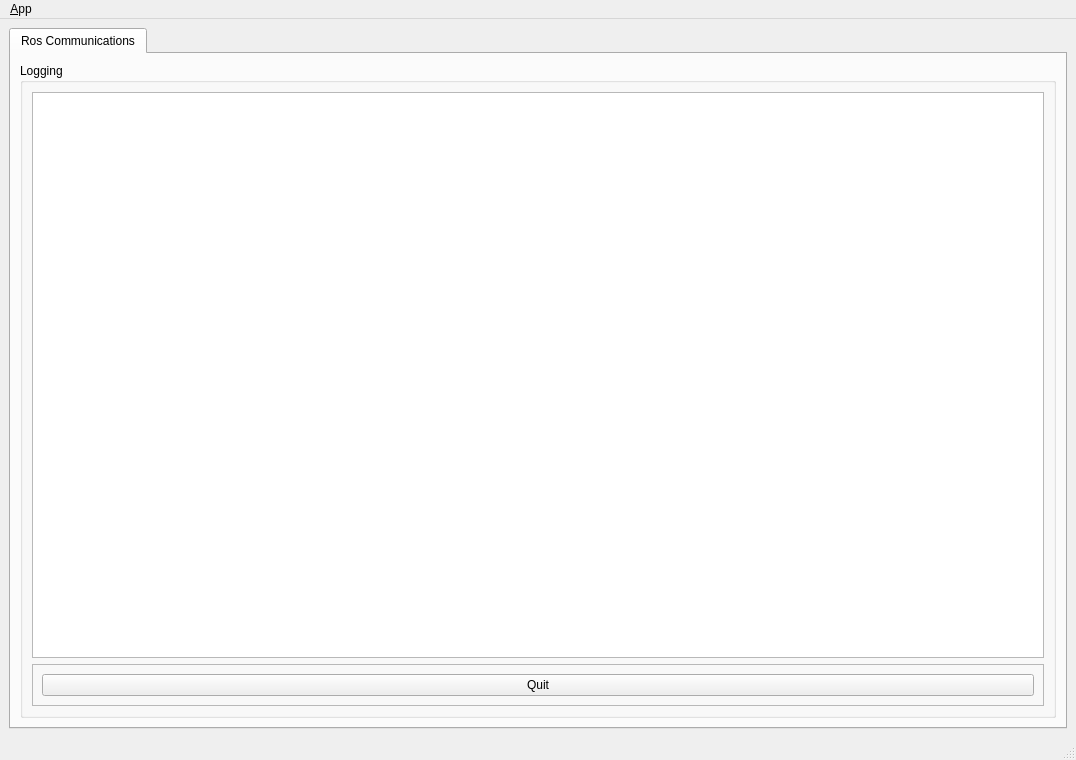
Old version of the form dynamixel_workbench_single_manager_gui/ui/main_window.ui in the repository ROBOTIS-GIT/dynamixel-workbench.
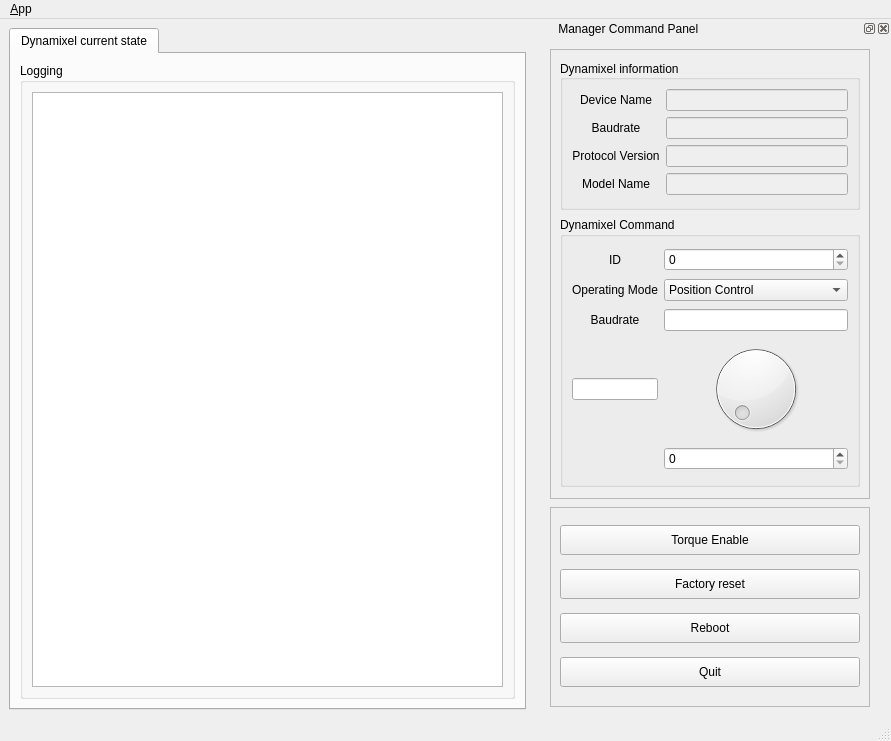
New version of the form. Icons and pictures are not drawn.

What changed in the file:
```diff
--- a/dynamixel_workbench_single_manager_gui/ui/main_window.ui
+++ b/dynamixel_workbench_single_manager_gui/ui/main_window.ui
@@ -6,8 +6,8 @@
    <rect>
     <x>0</x>
     <y>0</y>
-    <width>1076</width>
-    <height>760</height>
+    <width>891</width>
+    <height>741</height>
    </rect>
   </property>
   <property name="windowTitle">
@@ -30,6 +30,12 @@
         <height>0</height>
        </size>
       </property>
+      <property name="maximumSize">
+       <size>
+        <width>16777215</width>
+        <height>700</height>
+       </size>
+      </property>
       <property name="locale">
        <locale language="English" country="Australia"/>
       </property>
@@ -38,7 +44,7 @@
       </property>
       <widget class="QWidget" name="tab_status">
        <attribute name="title">
-        <string>Ros Communications</string>
+        <string>Dynamixel current state</string>
        </attribute>
        <layout class="QVBoxLayout" name="verticalLayout_2">
         <item>
@@ -53,37 +59,6 @@
            <string>Logging</string>
           </property>
           <layout class="QGridLayout" name="gridLayout_3">
-           <item row="1" column="0">
-            <widget class="QFrame" name="frame">
-             <property name="sizePolicy">
-              <sizepolicy hsizetype="Minimum" vsizetype="Preferred">
-               <horstretch>0</horstretch>
-               <verstretch>0</verstretch>
-              </sizepolicy>
-             </property>
-             <property name="frameShape">
-              <enum>QFrame::StyledPanel</enum>
-             </property>
-             <property name="frameShadow">
-              <enum>QFrame::Raised</enum>
-             </property>
-             <layout class="QVBoxLayout" name="verticalLayout_3">
-              <item>
-               <widget class="QPushButton" name="quit_button">
-                <property name="sizePolicy">
-                 <sizepolicy hsizetype="MinimumExpanding" vsizetype="Fixed">
-                  <horstretch>0</horstretch>
-                  <verstretch>0</verstretch>
-                 </sizepolicy>
-                </property>
-                <property name="text">
-                 <string>Quit</string>
-                </property>
-               </widget>
-              </item>
-             </layout>
-            </widget>
-           </item>
            <item row="0" column="0">
             <widget class="QListView" name="view_logging"/>
            </item>
@@ -101,7 +76,7 @@
     <rect>
      <x>0</x>
      <y>0</y>
-     <width>1076</width>
+     <width>891</width>
      <height>19</height>
     </rect>
    </property>
@@ -119,6 +94,407 @@
    <addaction name="menu_File"/>
   </widget>
   <widget class="QStatusBar" name="statusbar"/>
+  <widget class="QDockWidget" name="dockWidget">
+   <property name="minimumSize">
+    <size>
+     <width>350</width>
+     <height>700</height>
+    </size>
+   </property>
+   <property name="maximumSize">
+    <size>
+     <width>350</width>
+     <height>700</height>
+    </size>
+   </property>
+   <property name="windowTitle">
+    <string>    Manager Command Panel</string>
+   </property>
+   <attribute name="dockWidgetArea">
+    <number>2</number>
+   </attribute>
+   <widget class="QWidget" name="dockWidgetContents">
+    <layout class="QVBoxLayout" name="verticalLayout_3">
+     <item>
+      <widget class="QFrame" name="info_command_frame">
+       <property name="minimumSize">
+        <size>
+         <width>320</width>
+         <height>450</height>
+        </size>
+       </property>
+       <property name="maximumSize">
+        <size>
+         <width>320</width>
+         <height>450</height>
+        </size>
+       </property>
+       <property name="layoutDirection">
+        <enum>Qt::LeftToRight</enum>
+       </property>
+       <property name="frameShape">
+        <enum>QFrame::StyledPanel</enum>
+       </property>
+       <property name="frameShadow">
+        <enum>QFrame::Raised</enum>
+       </property>
+       <layout class="QVBoxLayout" name="verticalLayout_4">
+        <item>
+         <widget class="QGroupBox" name="dynamixel_information_group_box">
+          <property name="minimumSize">
+           <size>
+            <width>300</width>
+            <height>150</height>
+           </size>
+          </property>
+          <property name="maximumSize">
+           <size>
+            <width>300</width>
+            <height>150</height>
+           </size>
+          </property>
+          <property name="title">
+           <string>Dynamixel information</string>
+          </property>
+          <property name="alignment">
+           <set>Qt::AlignLeading|Qt::AlignLeft|Qt::AlignVCenter</set>
+          </property>
+          <layout class="QGridLayout" name="gridLayout">
+           <property name="leftMargin">
+            <number>9</number>
+           </property>
+           <property name="bottomMargin">
+            <number>9</number>
+           </property>
+           <property name="spacing">
+            <number>6</number>
+           </property>
+           <item row="0" column="0">
+            <widget class="QLabel" name="device_name_label">
+             <property name="text">
+              <string>Device Name</string>
+             </property>
+             <property name="alignment">
+              <set>Qt::AlignCenter</set>
+             </property>
+            </widget>
+           </item>
+           <item row="0" column="1">
+            <widget class="QLineEdit" name="device_name_line_edit">
+             <property name="enabled">
+              <bool>false</bool>
+             </property>
+             <property name="alignment">
+              <set>Qt::AlignCenter</set>
+             </property>
+             <property name="readOnly">
+              <bool>true</bool>
+             </property>
+            </widget>
+           </item>
+           <item row="1" column="0">
+            <widget class="QLabel" name="get_baud_rate_label">
+             <property name="text">
+              <string>Baudrate</string>
+             </property>
+             <property name="alignment">
+              <set>Qt::AlignCenter</set>
+             </property>
+            </widget>
+           </item>
+           <item row="1" column="1">
+            <widget class="QLineEdit" name="get_baud_rate_line_edit">
+             <property name="enabled">
+              <bool>false</bool>
+             </property>
+             <property name="alignment">
+              <set>Qt::AlignCenter</set>
+             </property>
+             <property name="readOnly">
+              <bool>true</bool>
+             </property>
+            </widget>
+           </item>
+           <item row="2" column="0">
+            <widget class="QLabel" name="protocol_version_label">
+             <property name="text">
+              <string>Protocol Version</string>
+             </property>
+             <property name="alignment">
+              <set>Qt::AlignCenter</set>
+             </property>
+            </widget>
+           </item>
+           <item row="2" column="1">
+            <widget class="QLineEdit" name="protocol_version_line_edit">
+             <property name="enabled">
+              <bool>false</bool>
+             </property>
+             <property name="alignment">
+              <set>Qt::AlignCenter</set>
+             </property>
+             <property name="readOnly">
+              <bool>true</bool>
+             </property>
+            </widget>
+           </item>
+           <item row="3" column="0">
+            <widget class="QLabel" name="model_name_label">
+             <property name="text">
+              <string>Model Name</string>
+             </property>
+             <property name="alignment">
+              <set>Qt::AlignCenter</set>
+             </property>
+            </widget>
+           </item>
+           <item row="3" column="1">
+            <widget class="QLineEdit" name="model_name_line_edit">
+             <property name="enabled">
+              <bool>false</bool>
+             </property>
+             <property name="alignment">
+              <set>Qt::AlignCenter</set>
+             </property>
+             <property name="readOnly">
+              <bool>true</bool>
+             </property>
+            </widget>
+           </item>
+          </layout>
+         </widget>
+        </item>
+        <item>
+         <widget class="QGroupBox" name="dynamixel_command_group_box">
+          <property name="minimumSize">
+           <size>
+            <width>300</width>
+            <height>270</height>
+           </size>
+          </property>
+          <property name="maximumSize">
+           <size>
+            <width>300</width>
+            <height>270</height>
+           </size>
+          </property>
+          <property name="title">
+           <string>Dynamixel Command</string>
+          </property>
+          <property name="flat">
+           <bool>false</bool>
+          </property>
+          <layout class="QGridLayout" name="gridLayout_2">
+           <item row="4" column="1">
+            <widget class="QDial" name="address_value_dial"/>
+           </item>
+           <item row="2" column="0">
+            <widget class="QLabel" name="set_baud_rate_label">
+             <property name="text">
+              <string>Baudrate</string>
+             </property>
+             <property name="alignment">
+              <set>Qt::AlignCenter</set>
+             </property>
+            </widget>
+           </item>
+           <item row="1" column="0">
+            <widget class="QLabel" name="operating_mode_label">
+             <property name="text">
+              <string>Operating Mode</string>
+             </property>
+             <property name="alignment">
+              <set>Qt::AlignCenter</set>
+             </property>
+            </widget>
+           </item>
+           <item row="0" column="0">
+            <widget class="QLabel" name="id_label">
+             <property name="text">
+              <string>ID</string>
+             </property>
+             <property name="alignment">
+              <set>Qt::AlignCenter</set>
+             </property>
+            </widget>
+           </item>
+           <item row="4" column="0">
+            <widget class="QLineEdit" name="address_name_line_edit">
+             <property name="inputMask">
+              <string/>
+             </property>
+             <property name="text">
+              <string/>
+             </property>
+             <property name="maxLength">
+              <number>32767</number>
+             </property>
+            </widget>
+           </item>
+           <item row="0" column="1">
+            <widget class="QSpinBox" name="id_spin_box"/>
+           </item>
+           <item row="2" column="1">
+            <widget class="QLineEdit" name="set_baud_rate_line_edit"/>
+           </item>
+           <item row="5" column="1">
+            <widget class="QSpinBox" name="address_value_spin_box"/>
+           </item>
+           <item row="1" column="1">
+            <widget class="QComboBox" name="operating_mode_combo_box">
+             <item>
+              <property name="text">
+               <string>Position Control</string>
+              </property>
+             </item>
+             <item>
+              <property name="text">
+               <string>Velocity Control</string>
+              </property>
+             </item>
+             <item>
+              <property name="text">
+               <string>Current Control</string>
+              </property>
+             </item>
+             <item>
+              <property name="text">
+               <string>Extended Position Control</string>
+              </property>
+             </item>
+             <item>
+              <property name="text">
+               <string>Position Control based on current</string>
+              </property>
+             </item>
+             <item>
+              <property name="text">
+               <string>PWM Control</string>
+              </property>
+             </item>
+            </widget>
+           </item>
+          </layout>
+         </widget>
+        </item>
+       </layout>
+      </widget>
+     </item>
+     <item>
+      <widget class="QFrame" name="button_frame">
+       <property name="minimumSize">
+        <size>
+         <width>320</width>
+         <height>200</height>
+        </size>
+       </property>
+       <property name="maximumSize">
+        <size>
+         <width>320</width>
+         <height>200</height>
+        </size>
+       </property>
+       <property name="frameShape">
+        <enum>QFrame::StyledPanel</enum>
+       </property>
+       <property name="frameShadow">
+        <enum>QFrame::Raised</enum>
+       </property>
+       <layout class="QVBoxLayout" name="verticalLayout">
+        <item>
+         <widget class="QPushButton" name="torque_enable_toggle_button">
+          <property name="minimumSize">
+           <size>
+            <width>0</width>
+            <height>30</height>
+           </size>
+          </property>
+          <property name="maximumSize">
+           <size>
+            <width>16777215</width>
+            <height>30</height>
+           </size>
+          </property>
+          <property name="text">
+           <string>Torque Enable</string>
+          </property>
+          <property name="checkable">
+           <bool>true</bool>
+          </property>
+          <property name="checked">
+           <bool>false</bool>
+          </property>
+         </widget>
+        </item>
+        <item>
+         <widget class="QPushButton" name="factory_reset_push_button">
+          <property name="minimumSize">
+           <size>
+            <width>0</width>
+            <height>30</height>
+           </size>
+          </property>
+          <property name="maximumSize">
+           <size>
+            <width>16777215</width>
+            <height>30</height>
+           </size>
+          </property>
+          <property name="text">
+           <string>Factory reset</string>
+          </property>
+         </widget>
+        </item>
+        <item>
+         <widget class="QPushButton" name="reboot_push_button">
+          <property name="minimumSize">
+           <size>
+            <width>0</width>
+            <height>30</height>
+           </size>
+          </property>
+          <property name="maximumSize">
+           <size>
+            <width>16777215</width>
+            <height>30</height>
+           </size>
+          </property>
+          <property name="text">
+           <string>Reboot</string>
+          </property>
+         </widget>
+        </item>
+        <item>
+         <widget class="QPushButton" name="quit_button">
+          <property name="sizePolicy">
+           <sizepolicy hsizetype="MinimumExpanding" vsizetype="Fixed">
+            <horstretch>0</horstretch>
+            <verstretch>0</verstretch>
+           </sizepolicy>
+          </property>
+          <property name="minimumSize">
+           <size>
+            <width>0</width>
+            <height>30</height>
+           </size>
+          </property>
+          <property name="maximumSize">
+           <size>
+            <width>16777215</width>
+            <height>30</height>
+           </size>
+          </property>
+          <property name="text">
+           <string>Quit</string>
+          </property>
+         </widget>
+        </item>
+       </layout>
+      </widget>
+     </item>
+    </layout>
+   </widget>
+  </widget>
   <action name="action_Quit">
    <property name="text">
     <string>&amp;Quit</string>
```
Left out of the diff: 4 changed lines with no effect on the pictures.
